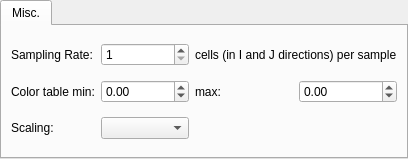
Qt form viewer3d/view3dconfigwidgets/v3dcfgwidforattributeinmapcartesiangrid.ui (PauloCarvalhoRJ/gammaray) before a commit.
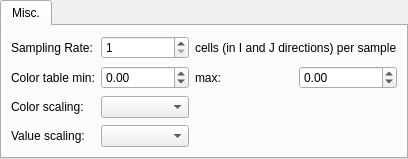
The same form after that commit.

Commit message: 3D Viewer: value scaling to absolute values: WIP.

The edit to the form file:
```diff
--- a/viewer3d/view3dconfigwidgets/v3dcfgwidforattributeinmapcartesiangrid.ui
+++ b/viewer3d/view3dconfigwidgets/v3dcfgwidforattributeinmapcartesiangrid.ui
@@ -107,13 +107,23 @@
        <item row="2" column="0">
         <widget class="QLabel" name="label_5">
          <property name="text">
-          <string>Scaling:</string>
+          <string>Color scaling:</string>
          </property>
         </widget>
        </item>
        <item row="2" column="1">
         <widget class="QComboBox" name="cmbScaling"/>
        </item>
+       <item row="3" column="0">
+        <widget class="QLabel" name="label_6">
+         <property name="text">
+          <string>Value scaling:</string>
+         </property>
+        </widget>
+       </item>
+       <item row="3" column="1">
+        <widget class="QComboBox" name="cmbValueScaling"/>
+       </item>
       </layout>
      </widget>
     </widget>
```
Left out of the diff: 56 changed lines with no effect on the pictures. The commit also changes 5 other files.
